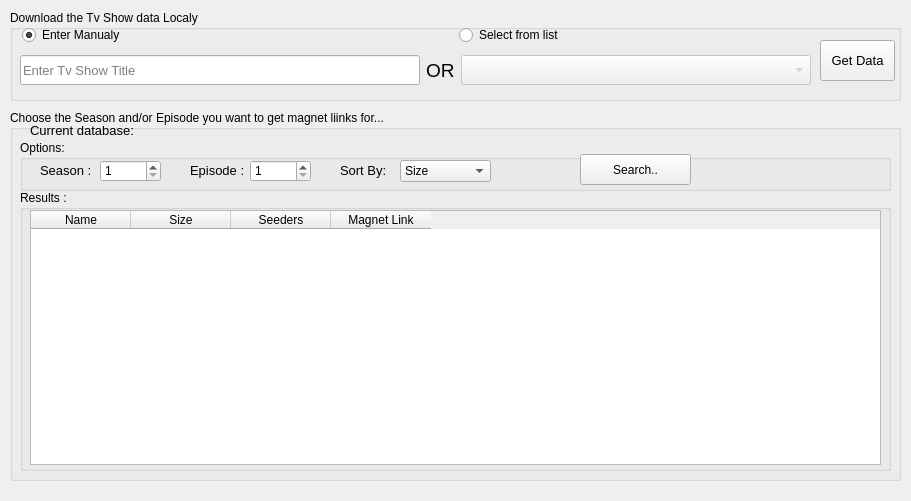
Before: the Qt Designer form GUI/MainDesign.ui in ayieko168/Eztv-torrent-scrapper, drawn with Qt 5.
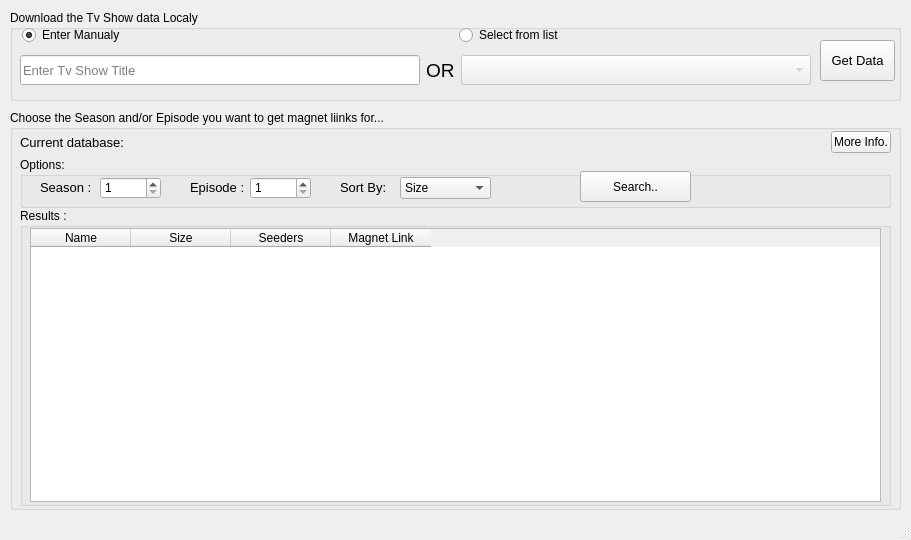
After: the same form once the commit is applied.

Commit message:
Cleaned the print statements to status statements
Now fully functional

The edit to the form file:
```diff
--- a/GUI/MainDesign.ui
+++ b/GUI/MainDesign.ui
@@ -7,7 +7,7 @@
     <x>0</x>
     <y>0</y>
     <width>911</width>
-    <height>501</height>
+    <height>540</height>
    </rect>
   </property>
   <property name="windowTitle">
@@ -186,7 +186,7 @@
       <x>10</x>
       <y>110</y>
       <width>891</width>
-      <height>371</height>
+      <height>400</height>
      </rect>
     </property>
     <property name="title">
@@ -196,9 +196,9 @@
      <property name="geometry">
       <rect>
        <x>10</x>
-       <y>80</y>
+       <y>98</y>
        <width>871</width>
-       <height>281</height>
+       <height>298</height>
       </rect>
      </property>
      <property name="title">
@@ -210,7 +210,7 @@
         <x>10</x>
         <y>20</y>
         <width>851</width>
-        <height>255</height>
+        <height>274</height>
        </rect>
       </property>
       <property name="autoScrollMargin">
@@ -248,7 +248,7 @@
      <property name="geometry">
       <rect>
        <x>10</x>
-       <y>30</y>
+       <y>47</y>
        <width>871</width>
        <height>51</height>
       </rect>
@@ -381,14 +381,23 @@
       </property>
      </widget>
     </widget>
+    <widget class="QWidget" name="">
+     <property name="geometry">
+      <rect>
+       <x>10</x>
+       <y>20</y>
+       <width>871</width>
+       <height>25</height>
+      </rect>
+     </property>
+     <layout class="QHBoxLayout" name="horizontalLayout_3">
+      <item>
     <widget class="QLabel" name="label_5">
-     <property name="geometry">
-      <rect>
-       <x>20</x>
-       <y>10</y>
-       <width>121</width>
-       <height>21</height>
-      </rect>
+        <property name="maximumSize">
+         <size>
+          <width>110</width>
+          <height>16777215</height>
+         </size>
      </property>
      <property name="font">
       <font>
@@ -399,15 +408,9 @@
       <string>Current database: </string>
      </property>
     </widget>
+      </item>
+      <item>
     <widget class="QLabel" name="dataNameLabel">
-     <property name="geometry">
-      <rect>
-       <x>140</x>
-       <y>10</y>
-       <width>361</width>
-       <height>21</height>
-      </rect>
-     </property>
      <property name="font">
       <font>
        <family>Georgia</family>
@@ -424,8 +427,24 @@
       <string/>
      </property>
     </widget>
-   </widget>
-   <widget class="QWidget" name="">
+      </item>
+      <item>
+       <widget class="QPushButton" name="moreInfoButton">
+        <property name="maximumSize">
+         <size>
+          <width>60</width>
+          <height>16777215</height>
+         </size>
+        </property>
+        <property name="text">
+         <string>More Info.</string>
+        </property>
+       </widget>
+      </item>
+     </layout>
+    </widget>
+   </widget>
+   <widget class="QWidget" name="layoutWidget">
     <property name="geometry">
      <rect>
       <x>0</x>
@@ -443,6 +462,7 @@
    <zorder>titleCombo</zorder>
    <zorder></zorder>
   </widget>
+  <widget class="QStatusBar" name="statusBar"/>
  </widget>
  <resources/>
  <connections>
```
Left out of the diff: 8 changed lines with no effect on the pictures. Lines whose indentation alone changed are shown as unchanged. The commit also changes 5 other files.
